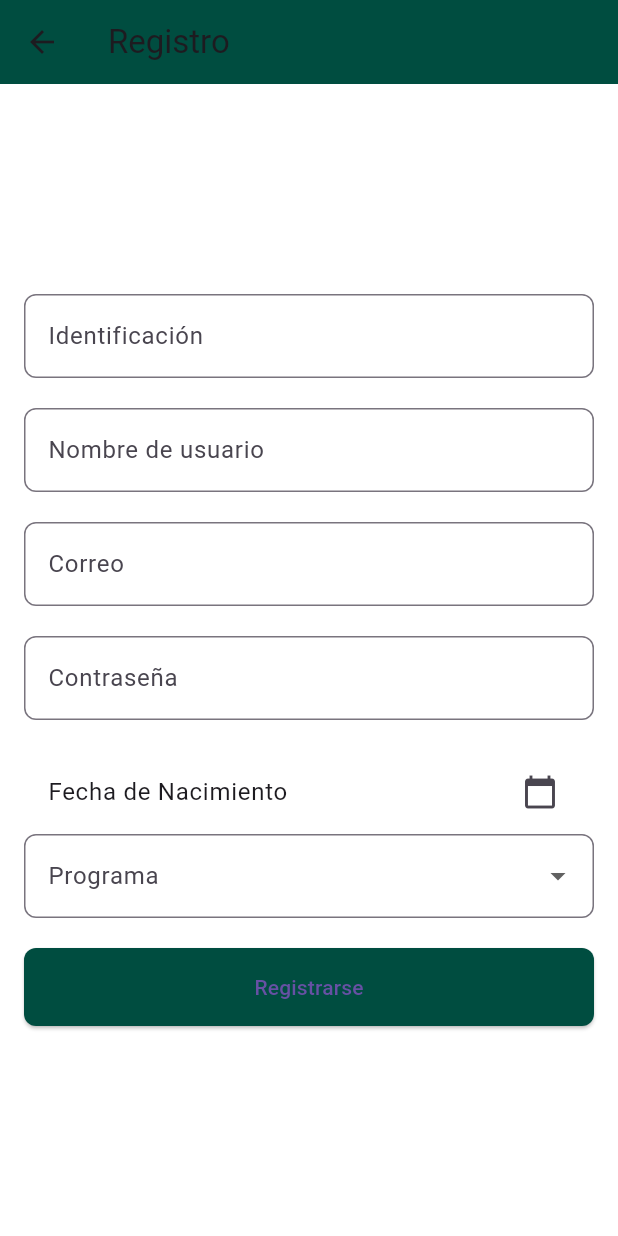
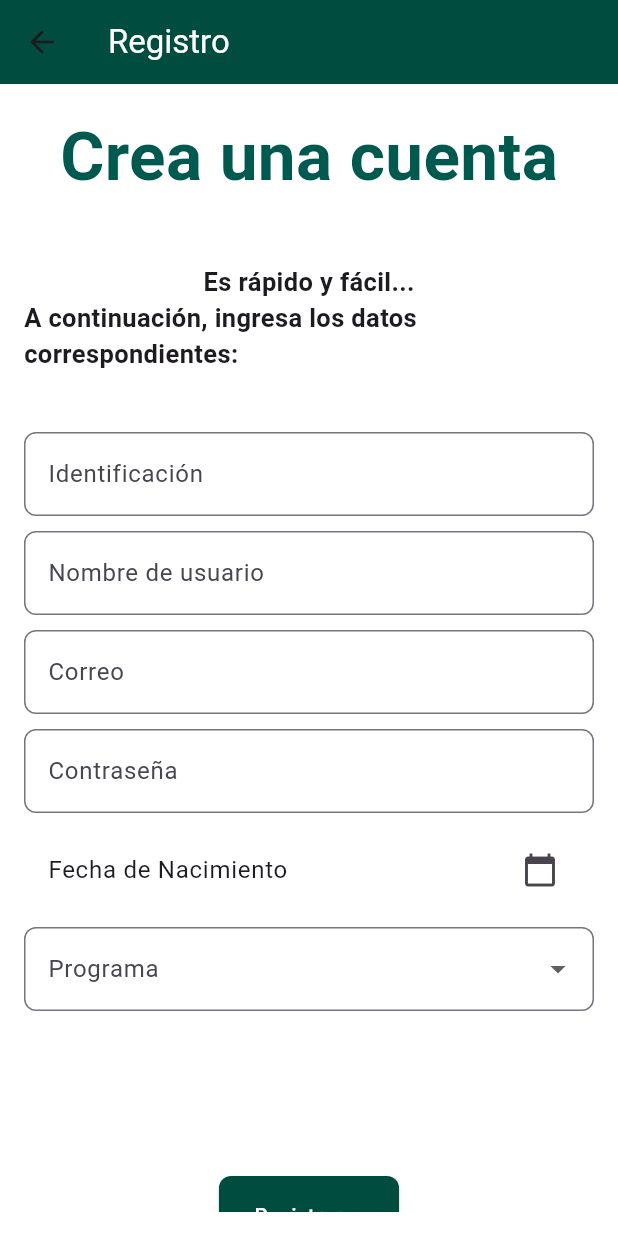
Before and after one commit to MrStudent-Tec/project_app, a Flutter app: the screen it shows after launch, after a tap on "¿No tienes una cuenta? Regístrate", on a phone screen of 412 x 824 dp. Run offline on Flutter 3.47's test engine with Material 3 defaults, Android fonts, the phone set to English and light mode, and no system bars; our stand-ins replace font_awesome_flutter, image_picker, logger, shared_preferences, table_calendar; network calls fail.

Commit message:
Add files via upload

```diff
--- a/Nueva carpeta/lib/login.dart
+++ b/Nueva carpeta/lib/login.dart
@@ -25,8 +25,8 @@ class _LoginScreenState extends State<LoginScreen> {
           child: Column(
             mainAxisAlignment: MainAxisAlignment.center,
             children: [
-              Image.asset(
-                'assets/logo.png',
+              Image.network(
+                'assets/icon/logo.png',
                 height: 150,
               ),
               const SizedBox(height: 30),
@@ -58,7 +58,7 @@ class _LoginScreenState extends State<LoginScreen> {
 
               // Botón de inicio de sesión
               SizedBox(
-                width: double.infinity,
+                width: 120,
                 child: ElevatedButton(
                   onPressed: () async {
                     // Validar que los campos no estén vacíos
@@ -95,7 +95,10 @@ class _LoginScreenState extends State<LoginScreen> {
                       borderRadius: BorderRadius.circular(8.0),
                     ),
                   ),
-                  child: const Text('Iniciar sesión'),
+                  child: const Text(
+                    'Iniciar sesión',
+                    style: TextStyle(color: Colors.white),
+                  ),
                 ),
               ),
 
--- a/Nueva carpeta/lib/notification_screen.dart
+++ b/Nueva carpeta/lib/notification_screen.dart
@@ -31,8 +31,12 @@ class _NotificationScreenState extends State<NotificationScreen> {
   @override
   Widget build(BuildContext context) {
     return Scaffold(
+      backgroundColor: Color.fromARGB(28, 0, 77, 64),
       appBar: AppBar(
-        title: const Text('Notificaciones'),
+        title: const Text(
+          'Notificaciones',
+          style: TextStyle(color: Colors.white),
+        ),
         backgroundColor: const Color(0xFF004D40),
       ),
       body: FutureBuilder<List<NotificationModel>>(
--- a/Nueva carpeta/lib/register.dart
+++ b/Nueva carpeta/lib/register.dart
@@ -111,7 +111,10 @@ class _RegisterScreenState extends State<RegisterScreen> {
     return Scaffold(
       backgroundColor: Colors.white,
       appBar: AppBar(
-        title: const Text('Registro'),
+        title: const Text(
+          'Registro',
+          style: TextStyle(color: Colors.white),
+        ),
         backgroundColor: const Color(0xFF004D40), // Verde oscuro
       ),
       body: Padding(
@@ -121,6 +124,35 @@ class _RegisterScreenState extends State<RegisterScreen> {
             child: Column(
               mainAxisAlignment: MainAxisAlignment.center,
               children: [
+                Text(
+                  'Crea una cuenta',
+                  style: TextStyle(
+                    fontSize: 45,
+                    fontWeight:
+                        FontWeight.bold, // Hace que la letra sea más gruesa
+                    color: Color(
+                        0xFF00594E), // Aplica el color que mencionas (con formato hexadecimal completo)
+                  ),
+                ),
+
+                const SizedBox(height: 40),
+
+                Text(
+                  'Es rápido y fácil...',
+                  style: TextStyle(
+                    fontSize: 17,
+                    fontWeight: FontWeight.bold,
+                  ),
+                ),
+
+                Text(
+                  'A continuación, ingresa los datos correspondientes:',
+                  style: TextStyle(
+                    fontSize: 17,
+                    fontWeight: FontWeight.bold,
+                  ),
+                ),
+                const SizedBox(height: 40),
                 // Campo de identificación
                 TextField(
                   controller: _identyController,
@@ -132,7 +164,7 @@ class _RegisterScreenState extends State<RegisterScreen> {
                     hintText: 'Número de identificación',
                   ),
                 ),
-                const SizedBox(height: 20),
+                const SizedBox(height: 10),
 
                 // Campo de nombre de usuario
                 TextField(
@@ -144,7 +176,7 @@ class _RegisterScreenState extends State<RegisterScreen> {
                     ),
                   ),
                 ),
-                const SizedBox(height: 20),
+                const SizedBox(height: 10),
 
                 // Campo de correo
                 TextField(
@@ -157,7 +189,7 @@ class _RegisterScreenState extends State<RegisterScreen> {
                     hintText: 'ejemplo@unitropico.edu.co',
                   ),
                 ),
-                const SizedBox(height: 20),
+                const SizedBox(height: 10),
 
                 // Campo de contraseña
                 TextField(
@@ -170,7 +202,7 @@ class _RegisterScreenState extends State<RegisterScreen> {
                     ),
                   ),
                 ),
-                const SizedBox(height: 20),
+                const SizedBox(height: 10),
 
                 // Selector de fecha de nacimiento
                 ListTile(
@@ -182,6 +214,7 @@ class _RegisterScreenState extends State<RegisterScreen> {
                   trailing: const Icon(Icons.calendar_today),
                   onTap: _pickDate,
                 ),
+                const SizedBox(height: 10),
 
                 // Selector de programa
                 DropdownButtonFormField<String>(
@@ -204,11 +237,11 @@ class _RegisterScreenState extends State<RegisterScreen> {
                     });
                   },
                 ),
-                const SizedBox(height: 20),
+                const SizedBox(height: 110),
 
                 // Botón de registro
                 SizedBox(
-                  width: double.infinity,
+                  width: 120,
                   child: ElevatedButton(
                     onPressed: _registerUser,
                     style: ElevatedButton.styleFrom(
@@ -218,7 +251,10 @@ class _RegisterScreenState extends State<RegisterScreen> {
                         borderRadius: BorderRadius.circular(8.0),
                       ),
                     ),
-                    child: const Text('Registrarse'),
+                    child: const Text(
+                      'Registrarse',
+                      style: TextStyle(color: Colors.white),
+                    ),
                   ),
                 ),
               ],
--- a/Nueva carpeta/lib/settings.dart
+++ b/Nueva carpeta/lib/settings.dart
@@ -93,11 +93,6 @@ class _SettingsScreenState extends State<SettingsScreen> {
               child: Column(
                 children: [
                   ListTile(
-                    leading: Icon(Icons.notifications),
-                    title: Text('Notificaciones'),
-                    trailing: Icon(Icons.arrow_forward_ios),
-                  ),
-                  ListTile(
                     leading: Icon(Icons.lock),
                     title: Text('Privacidad'),
                     trailing: Icon(Icons.arrow_forward_ios),
--- a/Nueva carpeta/lib/user.dart
+++ b/Nueva carpeta/lib/user.dart
@@ -26,7 +26,7 @@ class UsersScreen extends StatelessWidget {
         child: Scaffold(
           appBar: AppBar(
             title: const Text(
-              'Usuario',
+              'Mensajería',
               style: TextStyle(color: Colors.white),
             ),
             backgroundColor: const Color(0xFF004D40),
```
Also changed, not shown: Nueva carpeta/lib/home.dart (+19 -11 lines).
